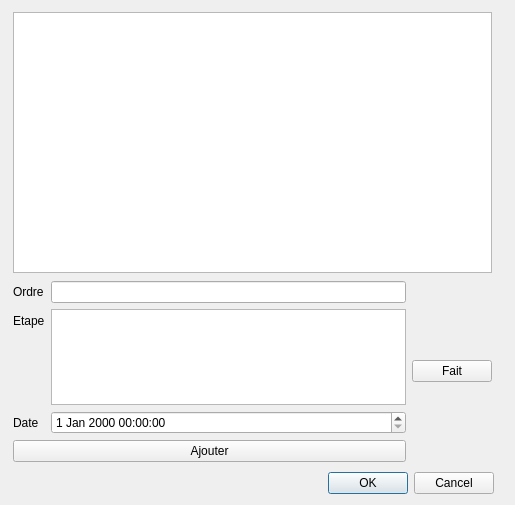
Before: the Qt Designer form viewQtDesigner/GererActions.ui in quintipio/gettingThingsDone, drawn with Qt 5.
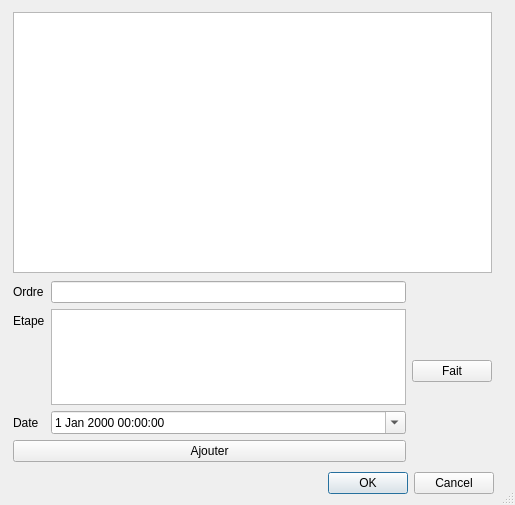
After: the same form once the commit is applied.

```diff
--- a/viewQtDesigner/GererActions.ui
+++ b/viewQtDesigner/GererActions.ui
@@ -10,9 +10,27 @@
     <height>505</height>
    </rect>
   </property>
+  <property name="minimumSize">
+   <size>
+    <width>515</width>
+    <height>505</height>
+   </size>
+  </property>
+  <property name="maximumSize">
+   <size>
+    <width>515</width>
+    <height>505</height>
+   </size>
+  </property>
   <property name="windowTitle">
    <string>Gérer les étapes</string>
   </property>
+  <property name="sizeGripEnabled">
+   <bool>true</bool>
+  </property>
+  <property name="modal">
+   <bool>true</bool>
+  </property>
   <widget class="QListView" name="listeEtape">
    <property name="geometry">
     <rect>
@@ -63,7 +81,11 @@
        </widget>
       </item>
       <item row="3" column="1">
-       <widget class="QDateTimeEdit" name="inputDate"/>
+       <widget class="QDateTimeEdit" name="inputDate">
+        <property name="calendarPopup">
+         <bool>true</bool>
+        </property>
+       </widget>
       </item>
       <item row="4" column="0" colspan="2">
        <widget class="QPushButton" name="buttonAjouterModifier">
```
